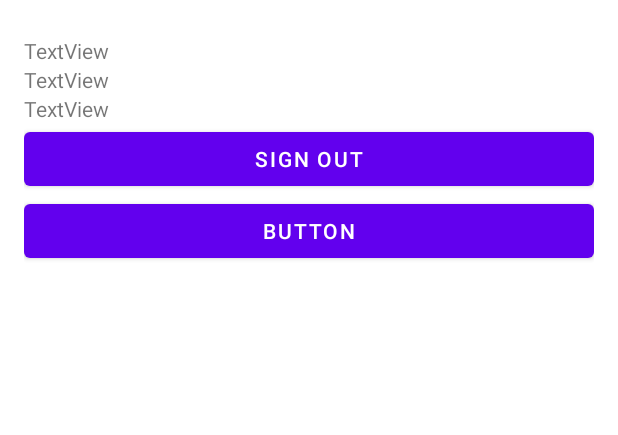
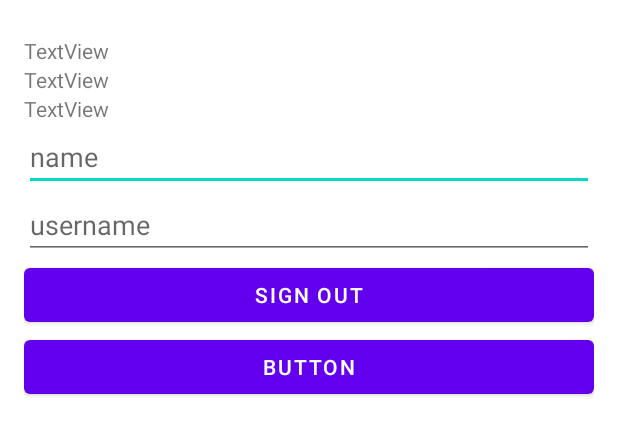
Before and after one commit to AlanTrawczynski/Jeva, an Android app: the layout activity_home.xml on its own in the app's theme, with its tools: preview values and no code run, on a phone screen of 412 x 824 dp. Shown: the top 435 px of the screen. Run offline under Robolectric (Android 15) with nearby library versions, the phone set to English and light mode, and no system bars.

Commit message:
reordenación de paquetes

```diff
--- a/app/src/main/AndroidManifest.xml
+++ b/app/src/main/AndroidManifest.xml
@@ -12,10 +12,10 @@
         android:roundIcon="@mipmap/ic_launcher_round"
         android:supportsRtl="true"
         android:theme="@style/Theme.Jeva">
-        <activity android:name=".home.HomeActivity" />
+        <activity android:name=".PruebasActivity" />
         <activity android:name=".auth.SignupActivity" />
         <activity android:name=".auth.ForgotpwdActivity" />
-        <activity android:name=".FragmentsActivity" />
+        <activity android:name=".home.HomeActivity" />
         <meta-data
             android:name="com.google.android.gms.version"
             android:value="@integer/google_play_services_version" />
--- a/app/src/main/java/com/jeva/jeva/auth/SignupActivity.kt
+++ b/app/src/main/java/com/jeva/jeva/auth/SignupActivity.kt
@@ -8,7 +8,7 @@ import com.google.firebase.auth.FirebaseAuthUserCollisionException
 import com.google.firebase.auth.ktx.auth
 import com.google.firebase.firestore.ktx.firestore
 import com.google.firebase.ktx.Firebase
-import com.jeva.jeva.FragmentsActivity
+import com.jeva.jeva.home.HomeActivity
 import com.jeva.jeva.R
 import kotlinx.android.synthetic.main.activity_signup.*
 
@@ -68,7 +68,7 @@ class SignupActivity : AppCompatActivity() {
                     .set(user)
                     .addOnSuccessListener {
                         Auth.authToast("Usuario añadido a la base de datos", applicationContext)
-                        startActivity(Intent(this, FragmentsActivity::class.java))
+                        startActivity(Intent(this, HomeActivity::class.java))
                         finish()
                     }
                     .addOnFailureListener {
--- a/app/src/main/java/com/jeva/jeva/ui/dashboard/DashboardFragment.kt
+++ b/app/src/main/java/com/jeva/jeva/home/dashboard/DashboardFragment.kt
@@ -1,4 +1,4 @@
-package com.jeva.jeva.ui.dashboard
+package com.jeva.jeva.home.dashboard
 
 import android.os.Bundle
 import android.view.LayoutInflater
--- a/app/src/main/java/com/jeva/jeva/ui/dashboard/DashboardViewModel.kt
+++ b/app/src/main/java/com/jeva/jeva/home/dashboard/DashboardViewModel.kt
@@ -1,4 +1,4 @@
-package com.jeva.jeva.ui.dashboard
+package com.jeva.jeva.home.dashboard
 
 import androidx.lifecycle.LiveData
 import androidx.lifecycle.MutableLiveData
--- a/app/src/main/java/com/jeva/jeva/ui/maps/MapFragment.kt
+++ b/app/src/main/java/com/jeva/jeva/home/maps/MapFragment.kt
@@ -1,4 +1,4 @@
-package com.jeva.jeva.ui.maps
+package com.jeva.jeva.home.maps
 
 import android.os.Bundle
 import android.view.LayoutInflater
--- a/app/src/main/java/com/jeva/jeva/ui/notifications/NotificationsFragment.kt
+++ b/app/src/main/java/com/jeva/jeva/home/notifications/NotificationsFragment.kt
@@ -1,4 +1,4 @@
-package com.jeva.jeva.ui.notifications
+package com.jeva.jeva.home.notifications
 
 import android.os.Bundle
 import android.view.LayoutInflater
--- a/app/src/main/java/com/jeva/jeva/ui/notifications/NotificationsViewModel.kt
+++ b/app/src/main/java/com/jeva/jeva/home/notifications/NotificationsViewModel.kt
@@ -1,4 +1,4 @@
-package com.jeva.jeva.ui.notifications
+package com.jeva.jeva.home.notifications
 
 import androidx.lifecycle.LiveData
 import androidx.lifecycle.MutableLiveData
--- a/app/src/main/res/layout/activity_home.xml
+++ b/app/src/main/res/layout/activity_home.xml
@@ -4,7 +4,7 @@
     xmlns:tools="http://schemas.android.com/tools"
     android:layout_width="match_parent"
     android:layout_height="match_parent"
-    tools:context=".home.HomeActivity">
+    tools:context=".PruebasActivity">
 
     <LinearLayout
         android:layout_width="match_parent"
@@ -37,6 +37,22 @@
             android:layout_height="wrap_content"
             android:text="TextView" />
 
+        <EditText
+            android:id="@+id/pruebaEdit"
+            android:layout_width="match_parent"
+            android:layout_height="wrap_content"
+            android:ems="10"
+            android:hint="name"
+            android:inputType="textPersonName" />
+
+        <EditText
+            android:id="@+id/pruebaEdit2"
+            android:layout_width="match_parent"
+            android:layout_height="wrap_content"
+            android:ems="10"
+            android:hint="username"
+            android:inputType="textPersonName" />
+
         <Button
             android:id="@+id/pruebaSignout"
             android:layout_width="match_parent"
--- a/app/src/main/res/layout/fragment_dashboard.xml
+++ b/app/src/main/res/layout/fragment_dashboard.xml
@@ -4,7 +4,7 @@
     xmlns:tools="http://schemas.android.com/tools"
     android:layout_width="match_parent"
     android:layout_height="match_parent"
-    tools:context=".ui.dashboard.DashboardFragment">
+    tools:context=".home.dashboard.DashboardFragment">
 
     <TextView
         android:id="@+id/text_dashboard"
--- a/app/src/main/res/layout/fragment_maps.xml
+++ b/app/src/main/res/layout/fragment_maps.xml
@@ -4,7 +4,7 @@
     xmlns:tools="http://schemas.android.com/tools"
     android:layout_width="match_parent"
     android:layout_height="match_parent"
-    tools:context=".ui.maps.MapFragment">
+    tools:context=".home.maps.MapFragment">
 
     <fragment xmlns:android="http://schemas.android.com/apk/res/android"
         android:name="com.google.android.gms.maps.SupportMapFragment"
--- a/app/src/main/res/layout/fragment_notifications.xml
+++ b/app/src/main/res/layout/fragment_notifications.xml
@@ -4,7 +4,7 @@
     xmlns:tools="http://schemas.android.com/tools"
     android:layout_width="match_parent"
     android:layout_height="match_parent"
-    tools:context=".ui.notifications.NotificationsFragment">
+    tools:context=".home.notifications.NotificationsFragment">
 
     <TextView
         android:id="@+id/text_notifications"
--- a/app/src/main/res/navigation/mobile_navigation.xml
+++ b/app/src/main/res/navigation/mobile_navigation.xml
@@ -7,7 +7,7 @@
 
     <fragment
         android:id="@+id/navigation_maps"
-        android:name="com.jeva.jeva.ui.maps.MapFragment"
+        android:name="com.jeva.jeva.home.maps.MapFragment"
         android:label="@string/title_home"
         tools:layout="@layout/fragment_maps">
         <action
@@ -21,7 +21,7 @@
 
     <fragment
         android:id="@+id/navigation_dashboard"
-        android:name="com.jeva.jeva.ui.dashboard.DashboardFragment"
+        android:name="com.jeva.jeva.home.dashboard.DashboardFragment"
         android:label="@string/title_dashboard"
         tools:layout="@layout/fragment_dashboard" >
         <action
@@ -34,7 +34,7 @@
 
     <fragment
         android:id="@+id/navigation_notifications"
-        android:name="com.jeva.jeva.ui.notifications.NotificationsFragment"
+        android:name="com.jeva.jeva.home.notifications.NotificationsFragment"
         android:label="@string/title_notifications"
         tools:layout="@layout/fragment_notifications" >
         <action
```
Also changed, not shown: app/src/main/java/com/jeva/jeva/FragmentsActivity.kt (deleted, +0 -28 lines), app/src/main/java/com/jeva/jeva/PruebasActivity.kt (added, +84 -0 lines), app/src/main/java/com/jeva/jeva/auth/LoginActivity.kt (+3 -4 lines), app/src/main/java/com/jeva/jeva/home/HomeActivity.kt (+16 -35 lines).
